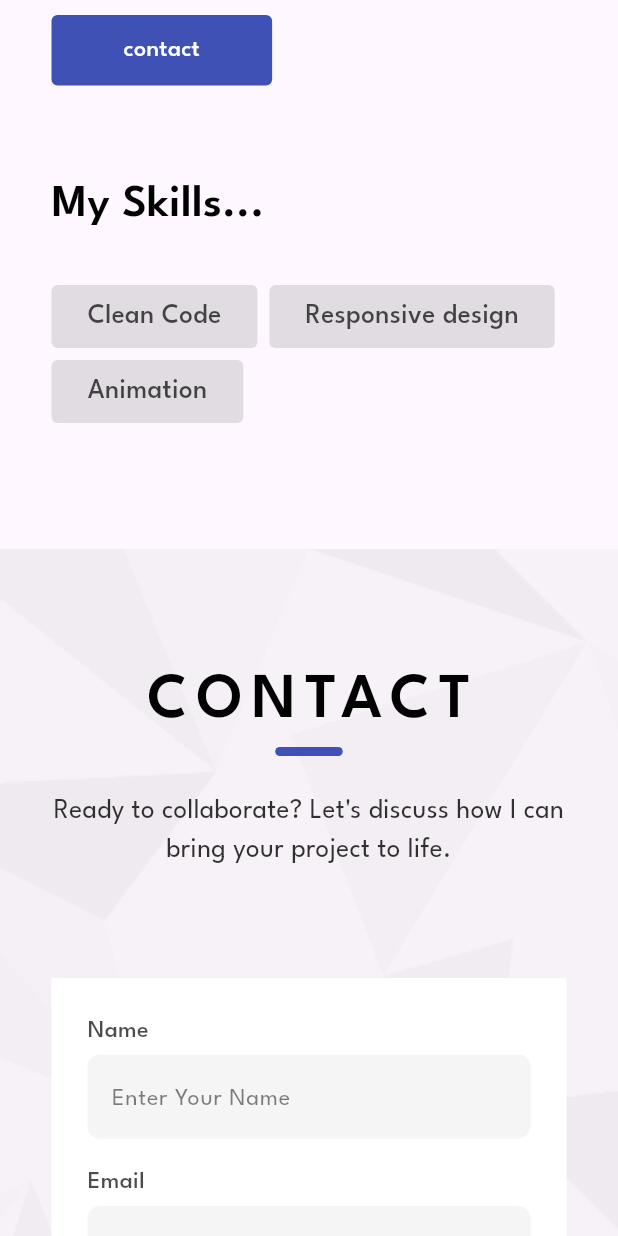
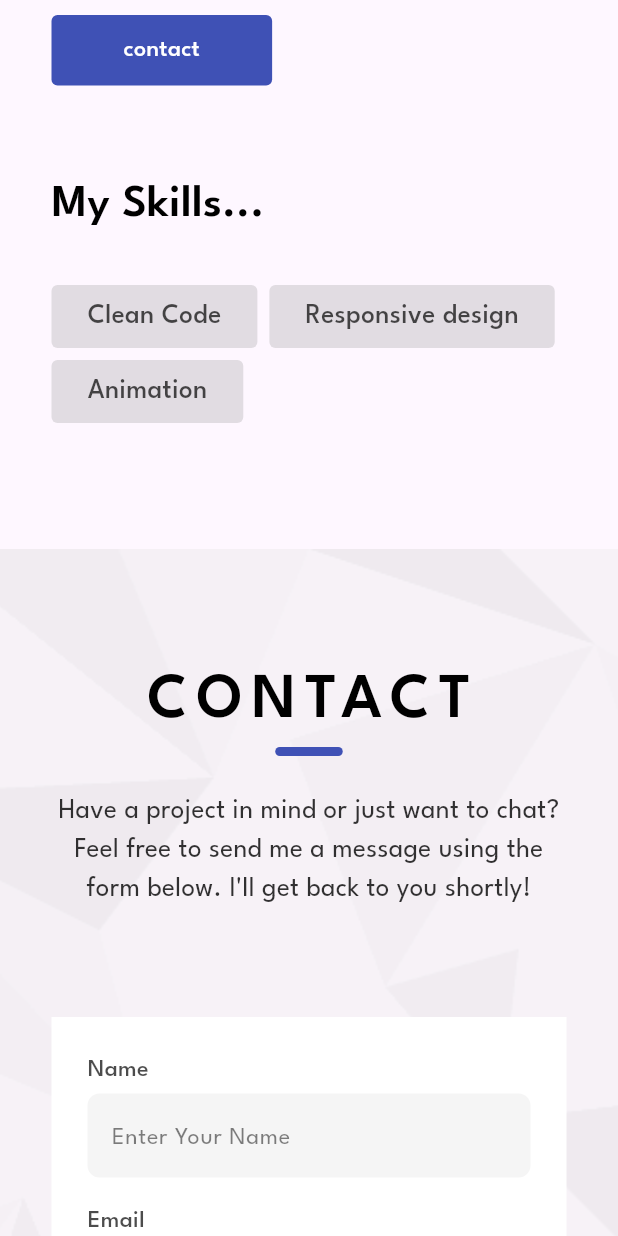
Before and after one commit to AliEl-Saka/portfolio, a Flutter app: the screen it shows after launch, scrolled down 1728 dp, on a phone screen of 412 x 824 dp. Run offline on Flutter 3.47's test engine with Material 3 defaults, Android fonts, the phone set to English and light mode, and no system bars; our stand-ins replace flutter_svg, responsive_builder.

Commit message:
handle contact section responsive

```diff
--- a/lib/views/sections/contact_section.dart
+++ b/lib/views/sections/contact_section.dart
@@ -1,11 +1,6 @@
 import 'package:flutter/material.dart';
-import 'package:portfolio/core/extension/sized_box_extension.dart';
 import 'package:portfolio/core/widgets/centered_view.dart';
-import 'package:portfolio/core/widgets/custom_button.dart';
-import 'package:portfolio/core/widgets/custom_text.dart';
-import 'package:portfolio/core/widgets/custom_text_form_field.dart';
 import 'package:portfolio/core/widgets/decoration.dart';
-import 'package:portfolio/core/widgets/header_with_custom_text_form_field.dart';
 import 'package:portfolio/widgets/contact_section/form.dart';
 import 'package:portfolio/widgets/contact_section/header.dart';
 
--- a/lib/widgets/contact_section/form.dart
+++ b/lib/widgets/contact_section/form.dart
@@ -2,13 +2,24 @@ import 'package:flutter/material.dart';
 import 'package:portfolio/core/extension/sized_box_extension.dart';
 import 'package:portfolio/core/widgets/header_with_custom_text_form_field.dart';
 import 'package:portfolio/widgets/contact_section/responsive_submit_button.dart';
+import 'package:responsive_builder/responsive_builder.dart';
 
 class ContactSectionForm extends StatelessWidget {
   const ContactSectionForm({super.key});
 
   @override
   Widget build(BuildContext context) {
-    return Container(
+    return ResponsiveBuilder(
+      builder: (context, sizingInformation) {
+        bool isMobile =
+            sizingInformation.deviceScreenType == DeviceScreenType.mobile;
+
+        return ConstrainedBox(
+          constraints: BoxConstraints(
+              maxWidth: isMobile
+                  ? double.infinity
+                  : MediaQuery.of(context).size.width / 1.5),
+          child: Container(
             padding: const EdgeInsets.all(24),
             color: Colors.white,
             child: Column(
@@ -37,6 +48,9 @@ class ContactSectionForm extends StatelessWidget {
                 const ResponsiveContactSubmitButton()
               ],
             ),
+          ),
+        );
+      },
     );
   }
 }
--- a/lib/widgets/contact_section/header.dart
+++ b/lib/widgets/contact_section/header.dart
@@ -11,6 +11,6 @@ class ContactSectionHeader extends StatelessWidget {
     return const SectionHeader(
         haederMainText: 'CONTACT',
         headerSecondaryText:
-            "Ready to collaborate? Let's discuss how I can bring your project to life.");
+            "Have a project in mind or just want to chat? Feel free to send me a message using the form below. I'll get back to you shortly!");
   }
 }
```
Lines whose indentation alone changed are shown as unchanged.
